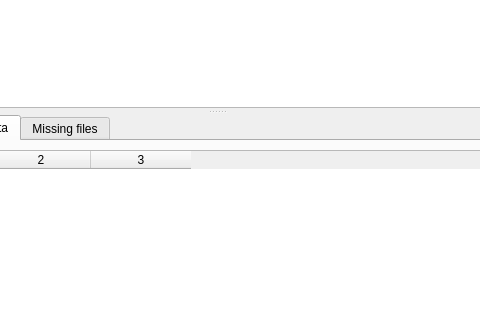
CSMathematics/DataTex, file datatex/databasesync.ui: the form before one commit; both pictures show x 463 to 943 and y 122 to 442 of the 1028 by 573 pixel window.
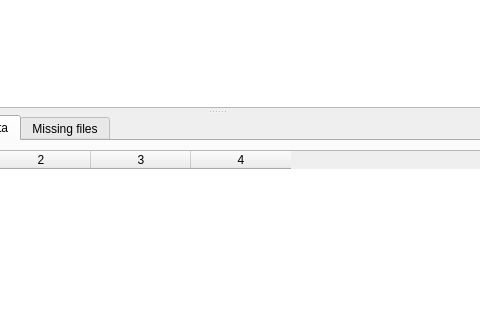
The form after the commit. The open tabs and pages were chosen to show the change. Icons and pictures are not drawn. Custom widgets are drawn as their Qt base class.

Diff of the .ui file:
```diff
--- a/datatex/databasesync.ui
+++ b/datatex/databasesync.ui
@@ -544,11 +544,12 @@
             <enum>QAbstractItemView::ScrollPerPixel</enum>
            </property>
            <property name="columnCount">
-            <number>3</number>
+            <number>4</number>
            </property>
            <column/>
            <column/>
            <column/>
+           <column/>
           </widget>
          </item>
         </layout>
```
Left out of the diff: 2 changed lines with no effect on the pictures.
